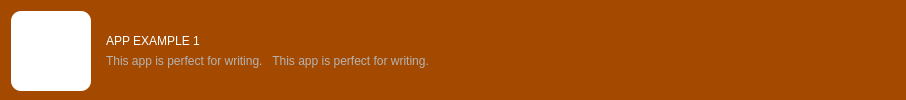
First picture: the form in Views/AppView/appview.ui, repository frknrnn/Qt_AppStore, before the edit.
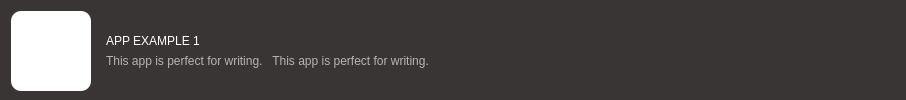
Second picture: the form after the edit.

```diff
--- a/Views/AppView/appview.ui
+++ b/Views/AppView/appview.ui
@@ -30,7 +30,7 @@
   </property>
   <property name="styleSheet">
    <string notr="true">QFrame{
-background-color: rgb(164, 73, 0);
+background-color: rgb(58, 53, 53);
 border-radius:10px;
 }
 
```
Left out of the diff: 3 changed lines with no effect on the pictures.
